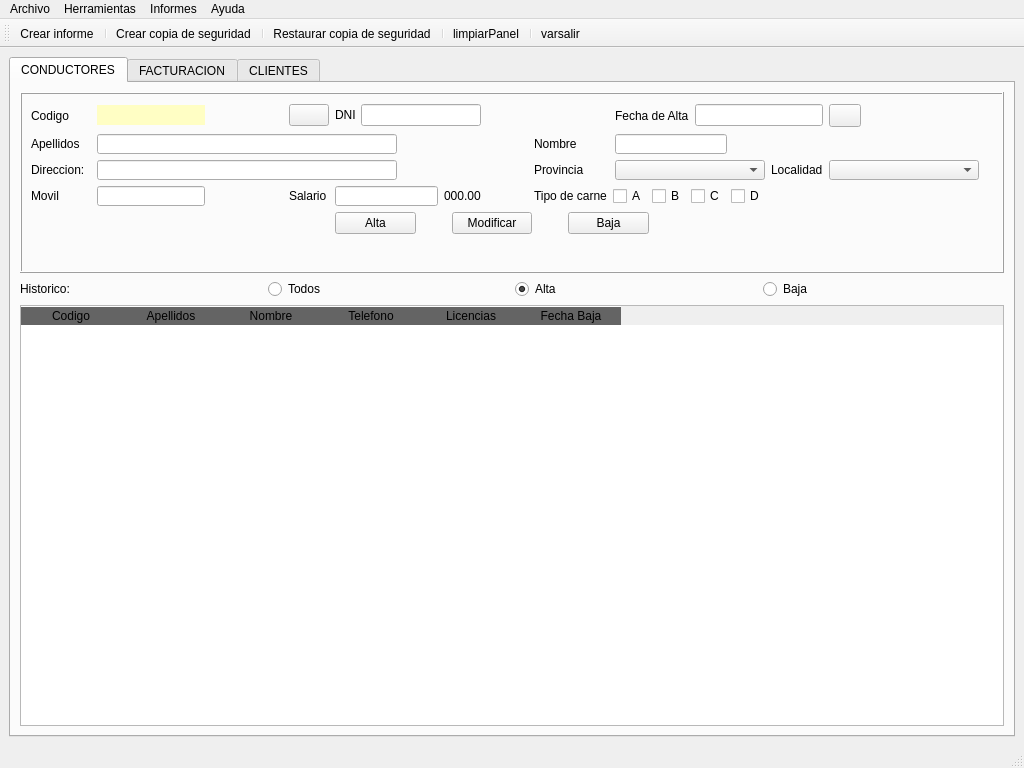
Qt form RibasGonzalez/templates/mainWindows.ui (DiegoSabir/InterfaceDevelopment) before a commit.
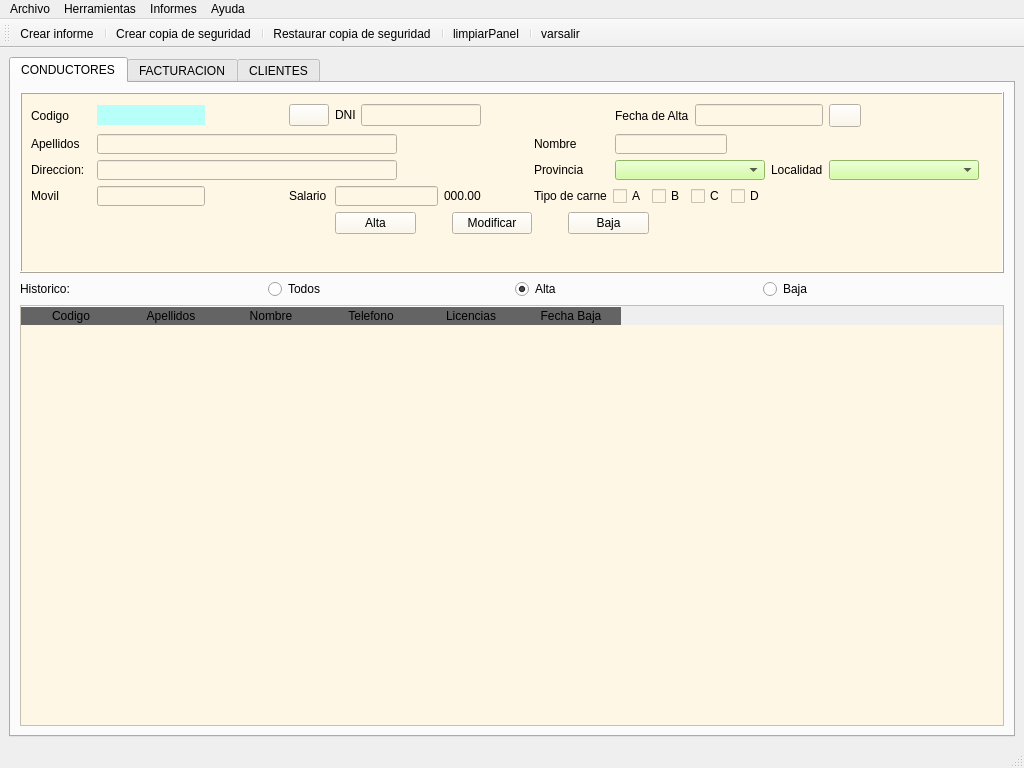
The same form after that commit. The open tabs and pages were chosen to show the change. Icons and pictures are not drawn.

```diff
--- a/RibasGonzalez/templates/mainWindows.ui
+++ b/RibasGonzalez/templates/mainWindows.ui
@@ -77,7 +77,8 @@
            </size>
           </property>
           <property name="styleSheet">
-           <string notr="true"/>
+           <string notr="true">background-color: 
+rgb(255, 247, 229)</string>
           </property>
           <property name="frameShape">
            <enum>QFrame::Box</enum>
@@ -108,7 +109,7 @@
               </size>
              </property>
              <property name="styleSheet">
-              <string notr="true">background:  rgb(255, 254, 196)</string>
+              <string notr="true">background-color:rgb(183, 255, 249)</string>
              </property>
              <property name="text">
               <string/>
@@ -417,6 +418,10 @@
                <height>20</height>
               </size>
              </property>
+             <property name="styleSheet">
+              <string notr="true">background-color:
+rgb(199, 255, 139)</string>
+             </property>
             </widget>
            </item>
            <item row="2" column="14">
@@ -440,6 +445,10 @@
                <height>20</height>
               </size>
              </property>
+             <property name="styleSheet">
+              <string notr="true">background-color:
+rgb(199, 255, 139)</string>
+             </property>
             </widget>
            </item>
            <item row="3" column="0">
@@ -668,6 +677,14 @@
 color:'white';
 font: 11pt &quot;Arial&quot;;
 background-color:rgb(100,100,100);
+}
+QTableView{
+background-color: 
+rgb(255, 247, 229)
+}
+QTableWidget::item:selected {
+    background-color: rgb(255, 241, 150);
+color:'black';
 }</string>
           </property>
           <property name="editTriggers">
```
Left out of the diff: 121 changed lines with no effect on the pictures.
